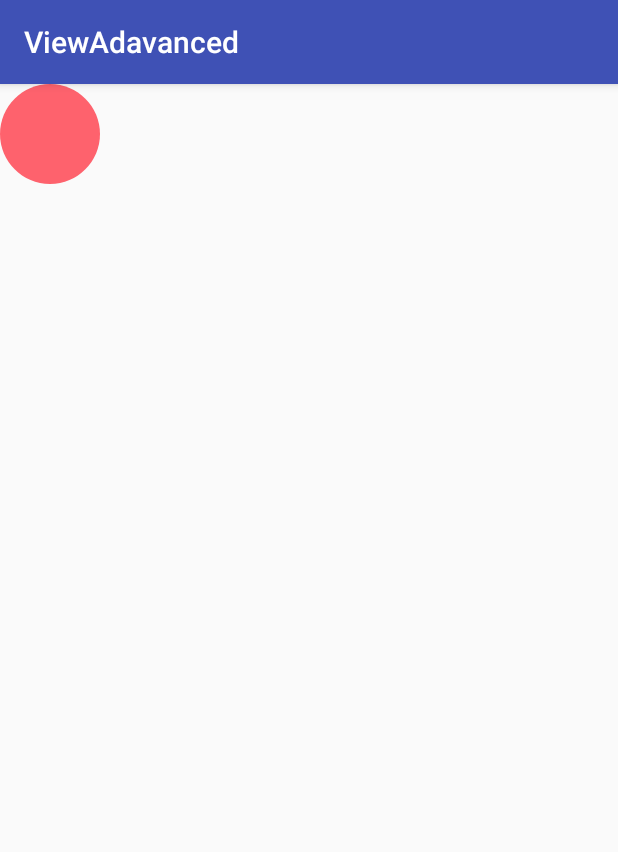
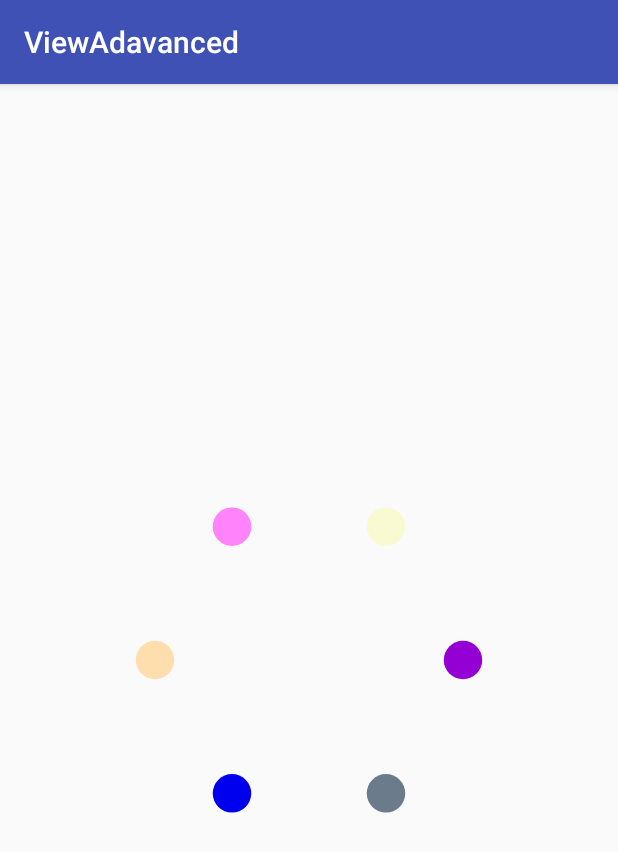
Before and after one commit to broderickwang/ViewAdavanced, an Android app: the screen it shows after launch (MainActivity), on a phone screen of 412 x 824 dp. Shown: the top 852 px of the screen. Run offline under Robolectric (Android 15) with nearby library versions, the phone set to English and light mode, and no system bars.

Commit message:
加载转圈

```diff
--- a/app/src/main/java/marc/com/viewadavanced/MainActivity.java
+++ b/app/src/main/java/marc/com/viewadavanced/MainActivity.java
@@ -1,20 +1,22 @@
 package marc.com.viewadavanced;
 
+import android.animation.ObjectAnimator;
+import android.animation.ValueAnimator;
 import android.os.Bundle;
 import android.support.v7.app.AppCompatActivity;
 
-import java.util.ArrayList;
-import java.util.List;
-
-import marc.com.viewadavanced.data.SpiderData;
-import marc.com.viewadavanced.view.SpiderView;
+import marc.com.viewadavanced.view.CircleRoateView;
 
 public class MainActivity extends AppCompatActivity {
+
+	private marc.com.viewadavanced.view.CircleRoateView test;
 
 	@Override
 	protected void onCreate(Bundle savedInstanceState) {
 		super.onCreate(savedInstanceState);
 		setContentView(R.layout.activity_main);
+		this.test = (CircleRoateView) findViewById(R.id.test);
+
 		/*SpiderView spiderview = (SpiderView) findViewById(R.id.spider_view);
 		List<SpiderData> datas = new ArrayList<>();
 		for (int i=0;i<6;i++){
--- /dev/null
+++ b/app/src/main/java/marc/com/viewadavanced/view/CircleRoateView.java
@@ -0,0 +1,92 @@
+package marc.com.viewadavanced.view;
+
+import android.animation.ObjectAnimator;
+import android.animation.ValueAnimator;
+import android.content.Context;
+import android.graphics.Canvas;
+import android.graphics.Color;
+import android.graphics.Paint;
+import android.support.annotation.Nullable;
+import android.util.AttributeSet;
+import android.util.Log;
+import android.view.View;
+import android.view.animation.LinearInterpolator;
+
+/**
+ * Created by 王成达
+ * Date: 2017/8/11
+ * Time: 09:04
+ * Version: 1.0
+ * Description:
+ * Email:wangchengda1990@gmail.com
+ **/
+public class CircleRoateView extends View {
+
+	String[] colors = {"#FFDEAD","#FF83FA","#FAFAD2","#9400D3","#6C7B8B","#0000EE"};
+
+	private Paint mPaint;
+	private float mR;
+
+	private int mRoateAngle = 0;
+	private int mScaler = 0;
+
+	private float mAngle = (float) (Math.PI/3);
+
+	public CircleRoateView(Context context) {
+		this(context,null);
+	}
+
+	public CircleRoateView(Context context, @Nullable AttributeSet attrs) {
+		this(context, attrs,0);
+	}
+
+	public CircleRoateView(Context context, @Nullable AttributeSet attrs, int defStyleAttr) {
+		super(context, attrs, defStyleAttr);
+		mPaint = new Paint();
+		mPaint.setAntiAlias(true);
+
+		ValueAnimator animator =  ValueAnimator.ofInt(0,360);
+		animator.setDuration(36*100);
+		animator.addUpdateListener(new ValueAnimator.AnimatorUpdateListener() {
+			@Override
+			public void onAnimationUpdate(ValueAnimator animation) {
+				setAngle((Integer) animation.getAnimatedValue());
+			}
+		});
+		animator.setInterpolator(new LinearInterpolator());
+		animator.setRepeatCount(ValueAnimator.INFINITE);
+		animator.setRepeatMode(ValueAnimator.RESTART);
+		animator.start();
+
+
+	}
+
+	@Override
+	protected void onDraw(Canvas canvas) {
+		canvas.translate(getWidth()/2,getHeight()/2);
+
+		mR = Math.min(getWidth(),getHeight())/4;
+
+		canvas.rotate(mRoateAngle);
+		float scale;
+		if(mRoateAngle>180){
+			scale = 1 - (float)mRoateAngle/180f; //(1-0)
+		}else{
+			int roateX = mRoateAngle - 180;
+			scale = (float) roateX / 180f;
+		}
+		Log.d("TAG", "onAnimationUpdate: "+mRoateAngle+"---"+scale);
+		canvas.scale(scale,scale);
+		for (int i=0;i<6;i++){
+			mPaint.setColor(Color.parseColor(colors[i]));
+			float x = (float) (Math.cos(mAngle*i)*mR);
+			float y = (float) (Math.sin(mAngle*i)*mR);
+			canvas.drawCircle(x,y,mR/8,mPaint);
+		}
+	}
+
+	public void setAngle(int angle){
+		this.mRoateAngle = angle;
+		invalidate();
+	}
+}
--- a/app/src/main/res/layout/activity_main.xml
+++ b/app/src/main/res/layout/activity_main.xml
@@ -15,7 +15,8 @@
         app:pointColor="@color/colorAccent"
         app:valueTextSize="10dp"/>-->
 
-    <marc.com.viewadavanced.view.BezierCircle
+    <marc.com.viewadavanced.view.CircleRoateView
+        android:id="@+id/test"
         android:layout_width="match_parent"
         android:layout_height="match_parent"/>
 
```
